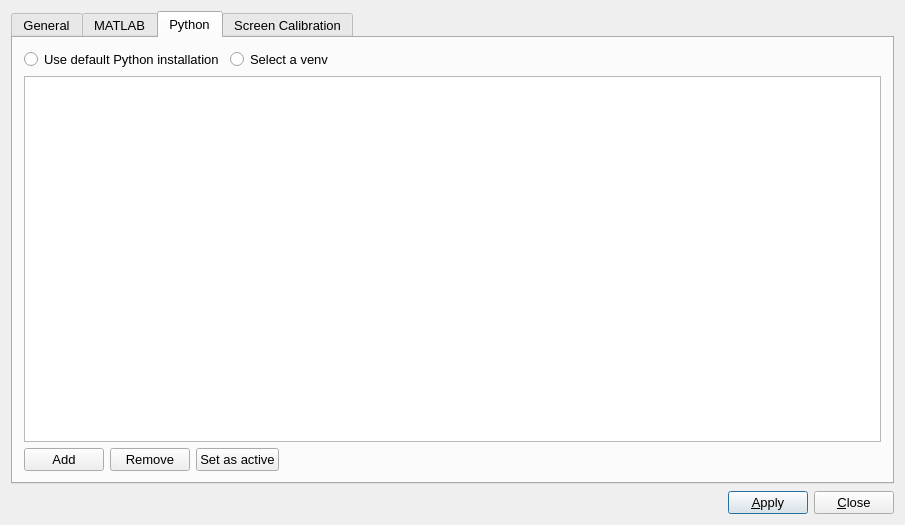
The window that src/AnyWave/Prefs/AwPrefsDial.ui (HIP-infrastructure/anywave-code) describes before a commit, drawn with Qt 5.
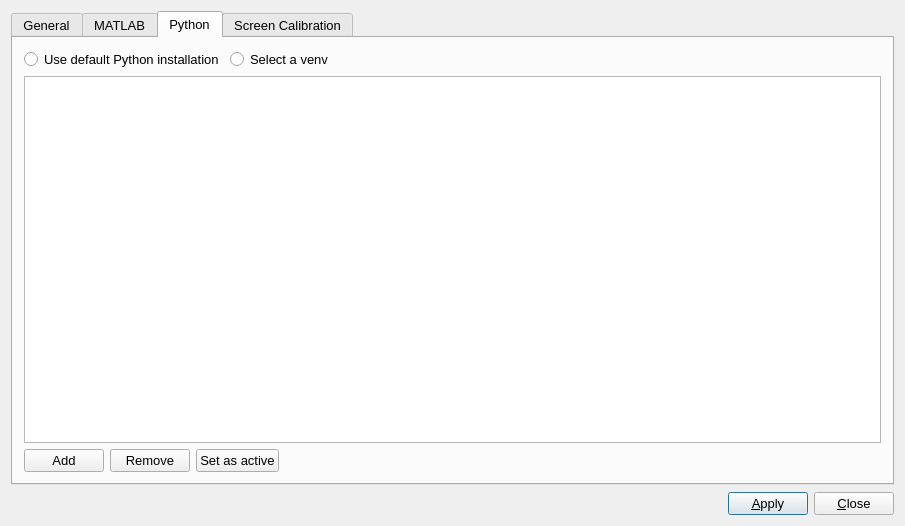
The same window after the commit. Icons and pictures are not drawn.

```diff
--- a/src/AnyWave/Prefs/AwPrefsDial.ui
+++ b/src/AnyWave/Prefs/AwPrefsDial.ui
@@ -7,7 +7,7 @@
     <x>0</x>
     <y>0</y>
     <width>905</width>
-    <height>525</height>
+    <height>526</height>
    </rect>
   </property>
   <property name="minimumSize">
```
